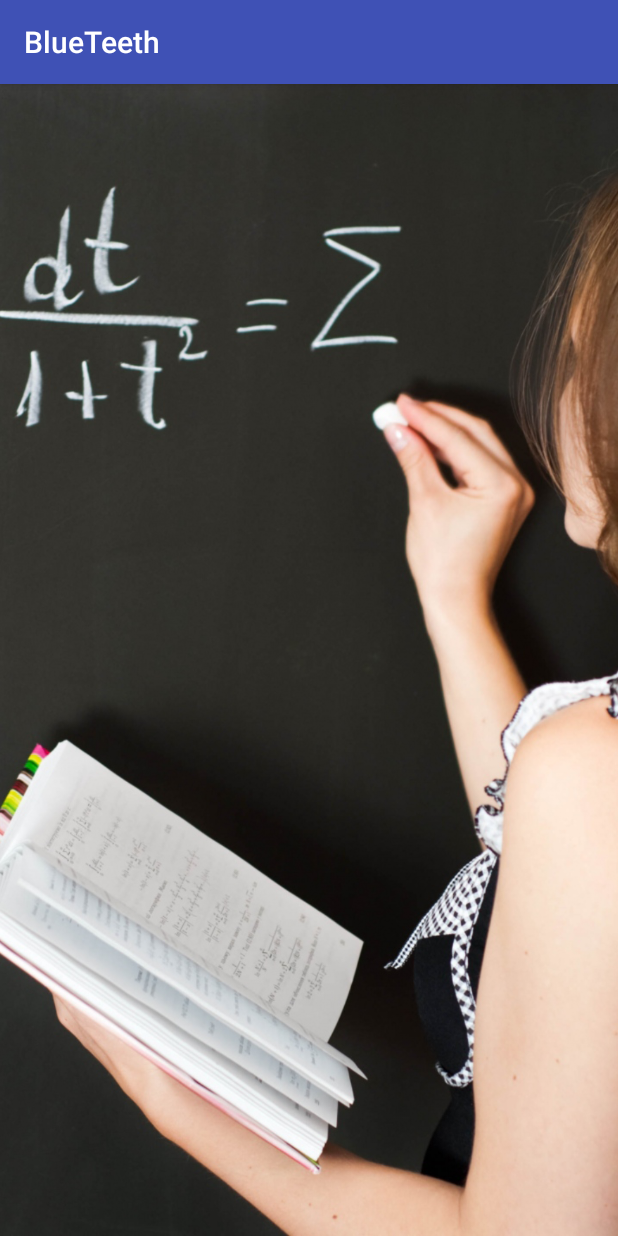
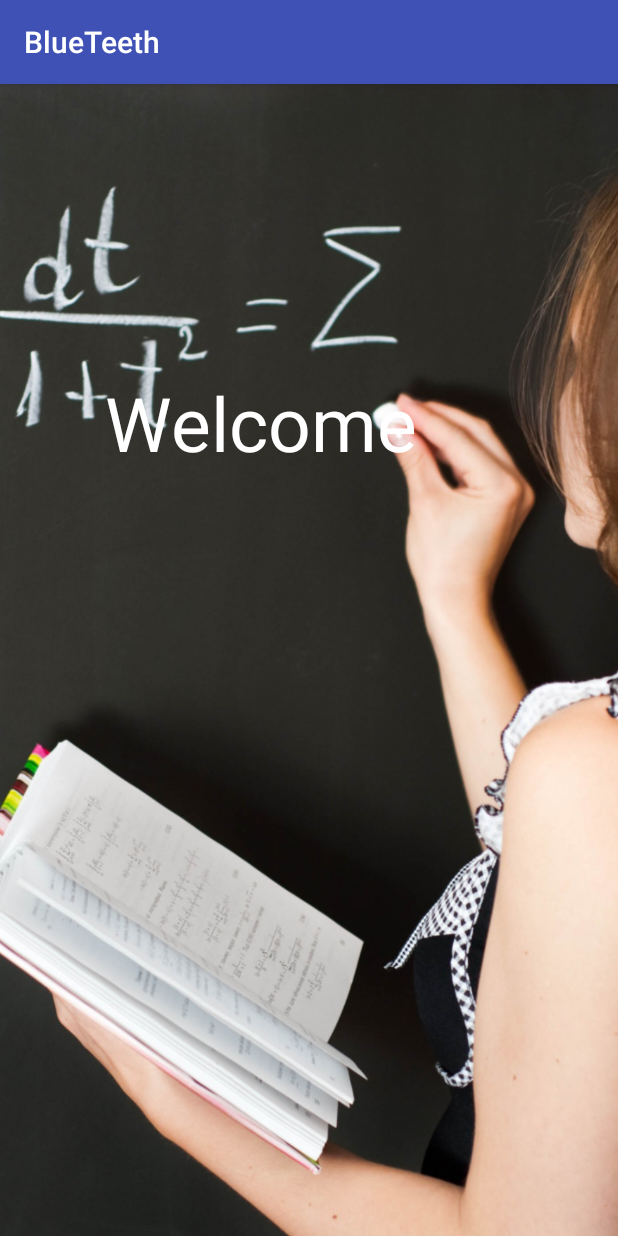
Before and after one commit to Martydude15/BlueTeeth, an Android app: the screen it shows after launch (HomeScreen), on a phone screen of 412 x 824 dp. Run offline under Robolectric (Android 15) with nearby library versions, the phone set to English and light mode, and no system bars.

Commit message:
UI Code Push Test 2

```diff
--- a/app/src/main/res/layout/activity_home_screen.xml
+++ b/app/src/main/res/layout/activity_home_screen.xml
@@ -7,13 +7,30 @@
     android:layout_height="match_parent"
     tools:context="com.example.marta.blueteeth.HomeScreen">
 
+
     <ImageView
         android:layout_width="match_parent"
         android:layout_height="match_parent"
+        android:layout_alignParentLeft="true"
+        android:layout_alignParentStart="true"
         android:layout_alignParentTop="true"
-        android:src="@drawable/BackgroundPic"
         android:scaleType="centerCrop"
+        android:src="@drawable/BackgroundPic" />
 
-        />
+
+    <TextView
+        android:layout_width="match_parent"
+        android:layout_height="wrap_content"
+
+        android:layout_alignParentLeft="true"
+        android:layout_alignParentStart="true"
+        android:layout_alignParentTop="true"
+        android:layout_marginTop="192dp"
+        android:paddingEnd="70dp"
+        android:paddingStart="70dp"
+        android:text="Welcome"
+        android:textColor="@color/southWhite"
+        android:textSize="50sp" />
+
 
 </RelativeLayout>
```
